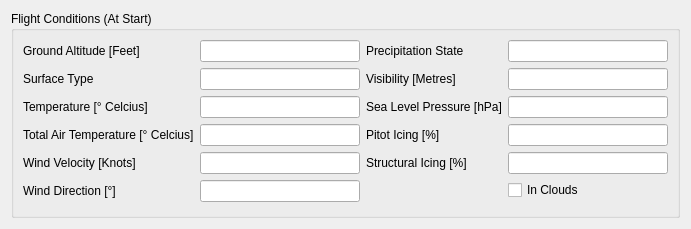
Qt form src/UserInterface/src/Widgets/FlightConditionWidget.ui (till213/SkyDolly) before a commit.
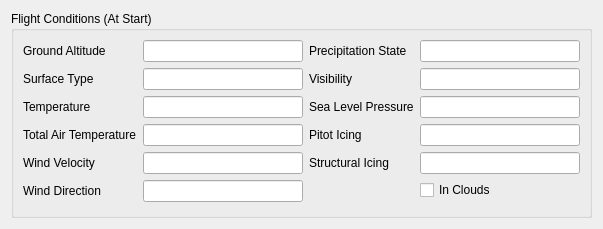
The same form after that commit.

The edit to the form file:
```diff
--- a/src/UserInterface/src/Widgets/FlightConditionWidget.ui
+++ b/src/UserInterface/src/Widgets/FlightConditionWidget.ui
@@ -6,7 +6,7 @@
    <rect>
     <x>0</x>
     <y>0</y>
-    <width>666</width>
+    <width>583</width>
     <height>226</height>
    </rect>
   </property>
@@ -25,7 +25,7 @@
         <item row="0" column="0">
          <widget class="QLabel" name="label_14">
           <property name="text">
-           <string>Ground Altitude [Feet]</string>
+           <string>Ground Altitude</string>
           </property>
          </widget>
         </item>
@@ -68,7 +68,7 @@
         <item row="2" column="0">
          <widget class="QLabel" name="label_15">
           <property name="text">
-           <string>Temperature [° Celcius]</string>
+           <string>Temperature</string>
           </property>
          </widget>
         </item>
@@ -88,7 +88,7 @@
         <item row="3" column="0">
          <widget class="QLabel" name="label_16">
           <property name="text">
-           <string>Total Air Temperature [° Celcius]</string>
+           <string>Total Air Temperature</string>
           </property>
          </widget>
         </item>
@@ -108,7 +108,7 @@
         <item row="4" column="0">
          <widget class="QLabel" name="label_17">
           <property name="text">
-           <string>Wind Velocity [Knots]</string>
+           <string>Wind Velocity</string>
           </property>
          </widget>
         </item>
@@ -128,7 +128,7 @@
         <item row="5" column="0">
          <widget class="QLabel" name="label_18">
           <property name="text">
-           <string>Wind Direction [°]</string>
+           <string>Wind Direction</string>
           </property>
          </widget>
         </item>
@@ -172,7 +172,7 @@
         <item row="1" column="0">
          <widget class="QLabel" name="label_21">
           <property name="text">
-           <string>Visibility [Metres]</string>
+           <string>Visibility</string>
           </property>
          </widget>
         </item>
@@ -192,7 +192,7 @@
         <item row="2" column="0">
          <widget class="QLabel" name="label_22">
           <property name="text">
-           <string>Sea Level Pressure [hPa]</string>
+           <string>Sea Level Pressure</string>
           </property>
          </widget>
         </item>
@@ -212,7 +212,7 @@
         <item row="3" column="0">
          <widget class="QLabel" name="label_23">
           <property name="text">
-           <string>Pitot Icing [%]</string>
+           <string>Pitot Icing</string>
           </property>
          </widget>
         </item>
@@ -232,7 +232,7 @@
         <item row="4" column="0">
          <widget class="QLabel" name="label_25">
           <property name="text">
-           <string>Structural Icing [%]</string>
+           <string>Structural Icing</string>
           </property>
          </widget>
         </item>
```
